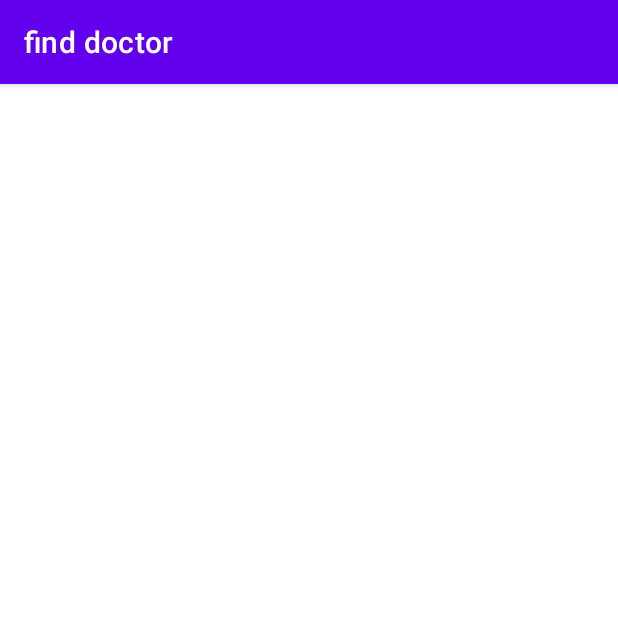
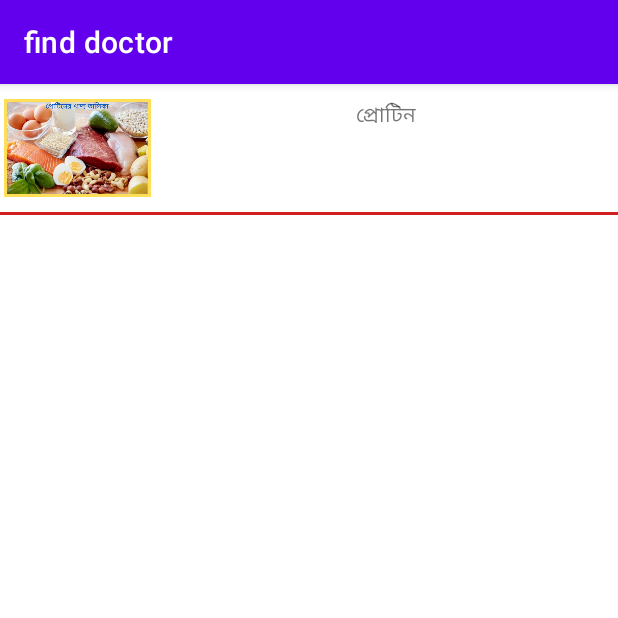
Before and after one commit to Mustakim-lab/Find-Doctor, an Android app: the HelthActivity screen opened directly, with no data from a screen before it, on a phone screen of 412 x 824 dp, the top half of it. Run offline under Robolectric (Android 15) with nearby library versions, the phone set to English and light mode, and no system bars.

Commit message:
health listview demo

```diff
--- /dev/null
+++ b/app/src/main/java/com/example/finddoctor/Adapter/HelthAdapter.java
@@ -0,0 +1,58 @@
+package com.example.finddoctor.Adapter;
+
+import android.content.Context;
+import android.view.LayoutInflater;
+import android.view.View;
+import android.view.ViewGroup;
+import android.widget.BaseAdapter;
+import android.widget.ImageView;
+import android.widget.TextView;
+
+import com.example.finddoctor.HelthActivity;
+import com.example.finddoctor.R;
+
+public class HelthAdapter extends BaseAdapter {
+
+    Context context;
+    String[] name;
+    int[] icon;
+
+    private LayoutInflater layoutInflater;
+
+    public HelthAdapter(Context context, String[] name, int[] icon) {
+        this.context = context;
+        this.name = name;
+        this.icon = icon;
+    }
+
+    @Override
+    public int getCount() {
+        return name.length ;
+    }
+
+    @Override
+    public Object getItem(int position) {
+        return null;
+    }
+
+    @Override
+    public long getItemId(int position) {
+        return 0;
+    }
+
+    @Override
+    public View getView(int position, View convertView, ViewGroup parent) {
+        if (convertView==null){
+            layoutInflater= (LayoutInflater) context.getSystemService(Context.LAYOUT_INFLATER_SERVICE);
+            convertView= layoutInflater.inflate(R.layout.helth_simple_design,parent,false);
+        }
+
+        ImageView imageView=convertView.findViewById(R.id.imageView_ID);
+        TextView textView=convertView.findViewById(R.id.fastText_ID);
+
+        imageView.setImageResource(icon[position]);
+        textView.setText(name[position]);
+
+        return convertView;
+    }
+}
--- a/app/src/main/java/com/example/finddoctor/HelthActivity.java
+++ b/app/src/main/java/com/example/finddoctor/HelthActivity.java
@@ -3,12 +3,27 @@ package com.example.finddoctor;
 import androidx.appcompat.app.AppCompatActivity;
 
 import android.os.Bundle;
+import android.widget.ListView;
+
+import com.example.finddoctor.Adapter.HelthAdapter;
 
 public class HelthActivity extends AppCompatActivity {
 
+    private ListView listView;
+    String[] name;
+    String[] child;
+    int[] icon={R.drawable.protin};
     @Override
     protected void onCreate(Bundle savedInstanceState) {
         super.onCreate(savedInstanceState);
         setContentView(R.layout.activity_helth);
+
+        name=getResources().getStringArray(R.array.khabarer_name);
+        child=getResources().getStringArray((R.array.biboron));
+
+        listView=findViewById(R.id.listView_ID);
+
+        HelthAdapter helthAdapter=new HelthAdapter(HelthActivity.this,name,icon);
+        listView.setAdapter(helthAdapter);
     }
 }
--- a/app/src/main/res/layout/activity_helth.xml
+++ b/app/src/main/res/layout/activity_helth.xml
@@ -6,4 +6,13 @@
     android:layout_height="match_parent"
     tools:context=".HelthActivity">
 
+    <ListView
+        android:layout_width="match_parent"
+        android:layout_height="match_parent"
+        android:dividerHeight="2dp"
+        android:id="@+id/listView_ID"
+        android:listSelector="#52B3DF"
+        android:divider="#D11F1F">
+    </ListView>
+
 </LinearLayout>
--- /dev/null
+++ b/app/src/main/res/layout/helth_simple_design.xml
@@ -0,0 +1,42 @@
+<?xml version="1.0" encoding="utf-8"?>
+<LinearLayout xmlns:android="http://schemas.android.com/apk/res/android"
+    android:layout_width="match_parent"
+    android:layout_height="match_parent"
+    android:orientation="vertical">
+
+    <LinearLayout
+        android:layout_width="match_parent"
+        android:layout_height="65dp"
+        android:weightSum="4"
+        android:orientation="horizontal"
+        android:layout_marginTop="10dp"
+        android:layout_marginBottom="10dp">
+        <ImageView
+            android:layout_width="0dp"
+            android:layout_height="wrap_content"
+            android:src="@drawable/protin"
+            android:id="@+id/imageView_ID"
+            android:layout_weight="1">
+
+        </ImageView>
+        <LinearLayout
+            android:layout_width="0dp"
+            android:layout_weight="3"
+            android:layout_height="wrap_content"
+            android:weightSum="3"
+            android:orientation="vertical">
+            <TextView
+                android:layout_width="match_parent"
+                android:layout_height="wrap_content"
+                android:id="@+id/fastText_ID"
+                android:gravity="center_horizontal"
+                android:text="Hello my name is">
+
+            </TextView>
+
+
+        </LinearLayout>
+
+    </LinearLayout>
+
+</LinearLayout>
--- a/app/src/main/res/values/strings.xml
+++ b/app/src/main/res/values/strings.xml
@@ -57,6 +57,6 @@ For the prophylaxis of:
     </string-array>
 
     <string-array name="biboron">
-        <item></item>
+        <item>fhaffh</item>
     </string-array>
 </resources>
```
Also changed, not shown: app/src/main/res/drawable/protin.png (added).
